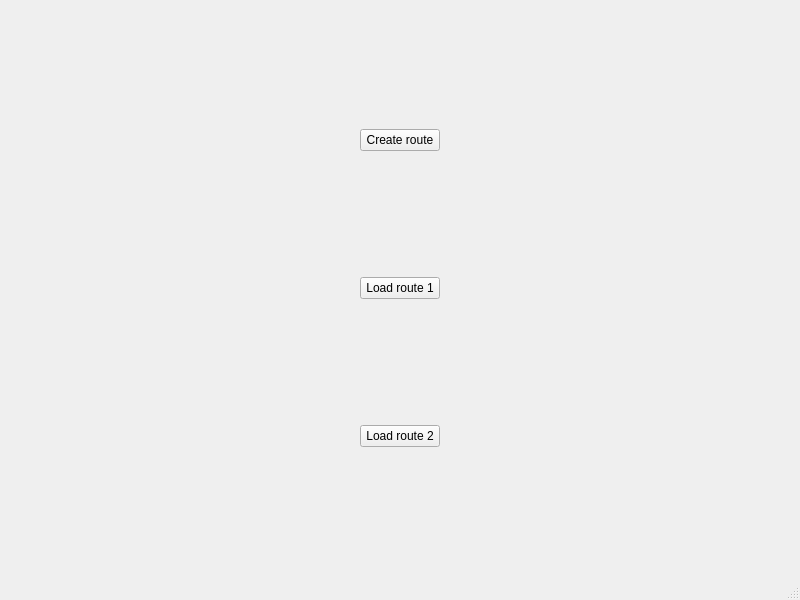
Before: the Qt Designer form WaypointApplication.ui in bikej6/way_points, drawn with Qt 5.
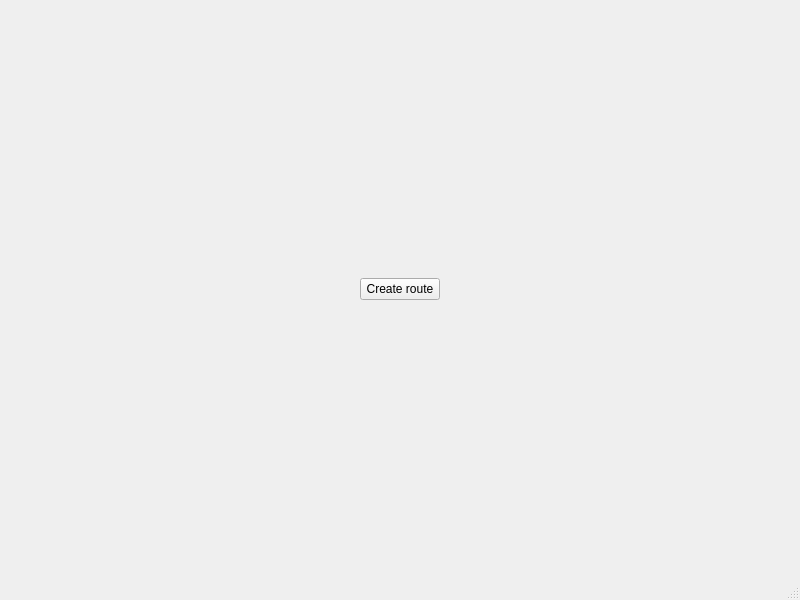
After: the same form once the commit is applied.

Commit message: changed loading waypoints

```diff
--- a/WaypointApplication.ui
+++ b/WaypointApplication.ui
@@ -52,80 +52,6 @@
       </item>
      </layout>
     </item>
-    <item>
-     <layout class="QHBoxLayout" name="horizontalLayout_2">
-      <item>
-       <spacer name="horizontalSpacer_3">
-        <property name="orientation">
-         <enum>Qt::Horizontal</enum>
-        </property>
-        <property name="sizeHint" stdset="0">
-         <size>
-          <width>40</width>
-          <height>20</height>
-         </size>
-        </property>
-       </spacer>
-      </item>
-      <item>
-       <widget class="QPushButton" name="ui_load_1_button">
-        <property name="text">
-         <string>Load route 1</string>
-        </property>
-       </widget>
-      </item>
-      <item>
-       <spacer name="horizontalSpacer_4">
-        <property name="orientation">
-         <enum>Qt::Horizontal</enum>
-        </property>
-        <property name="sizeHint" stdset="0">
-         <size>
-          <width>40</width>
-          <height>20</height>
-         </size>
-        </property>
-       </spacer>
-      </item>
-     </layout>
-    </item>
-    <item>
-     <layout class="QHBoxLayout" name="horizontalLayout_3">
-      <item>
-       <spacer name="horizontalSpacer_5">
-        <property name="orientation">
-         <enum>Qt::Horizontal</enum>
-        </property>
-        <property name="sizeHint" stdset="0">
-         <size>
-          <width>40</width>
-          <height>20</height>
-         </size>
-        </property>
-       </spacer>
-      </item>
-      <item>
-       <widget class="QPushButton" name="ui_load_2_button">
-        <property name="text">
-         <string>Load route 2</string>
-        </property>
-       </widget>
-      </item>
-      <item>
-       <spacer name="horizontalSpacer_6">
-        <property name="orientation">
-         <enum>Qt::Horizontal</enum>
-        </property>
-        <property name="sizeHint" stdset="0">
-         <size>
-          <width>40</width>
-          <height>20</height>
-         </size>
-        </property>
-       </spacer>
-      </item>
-     </layout>
-    </item>
    </layout>
   </widget>
   <widget class="QMenuBar" name="menubar">
```
Left out of the diff: 2 changed lines with no effect on the pictures. The commit also changes 9 other files.
